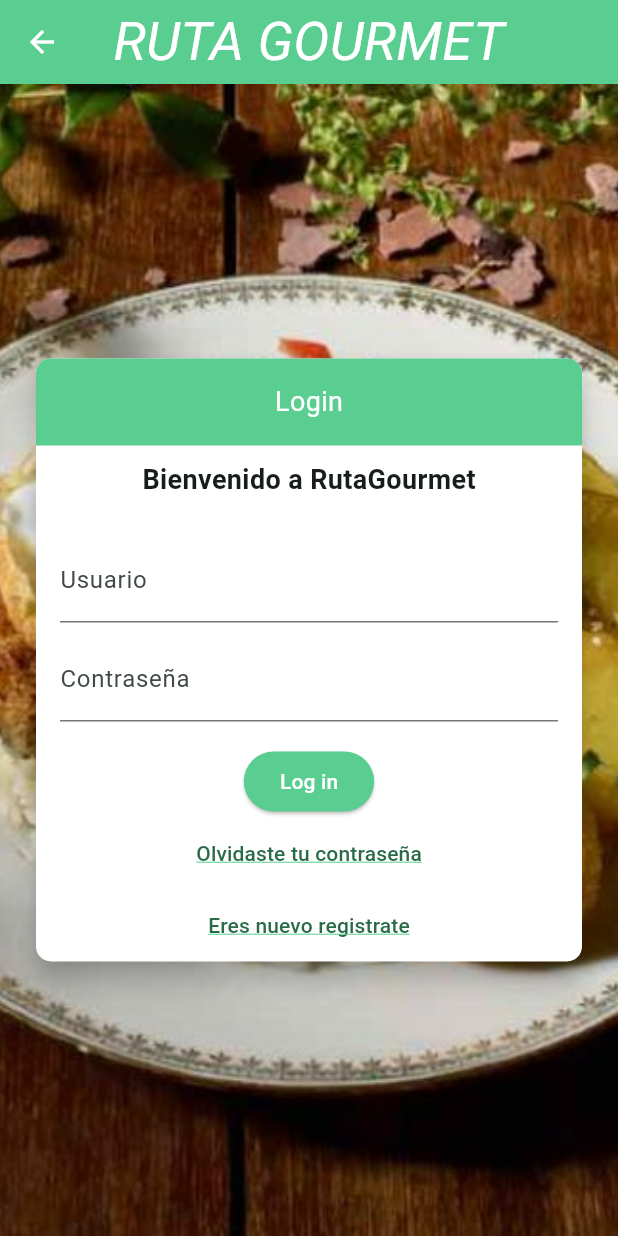
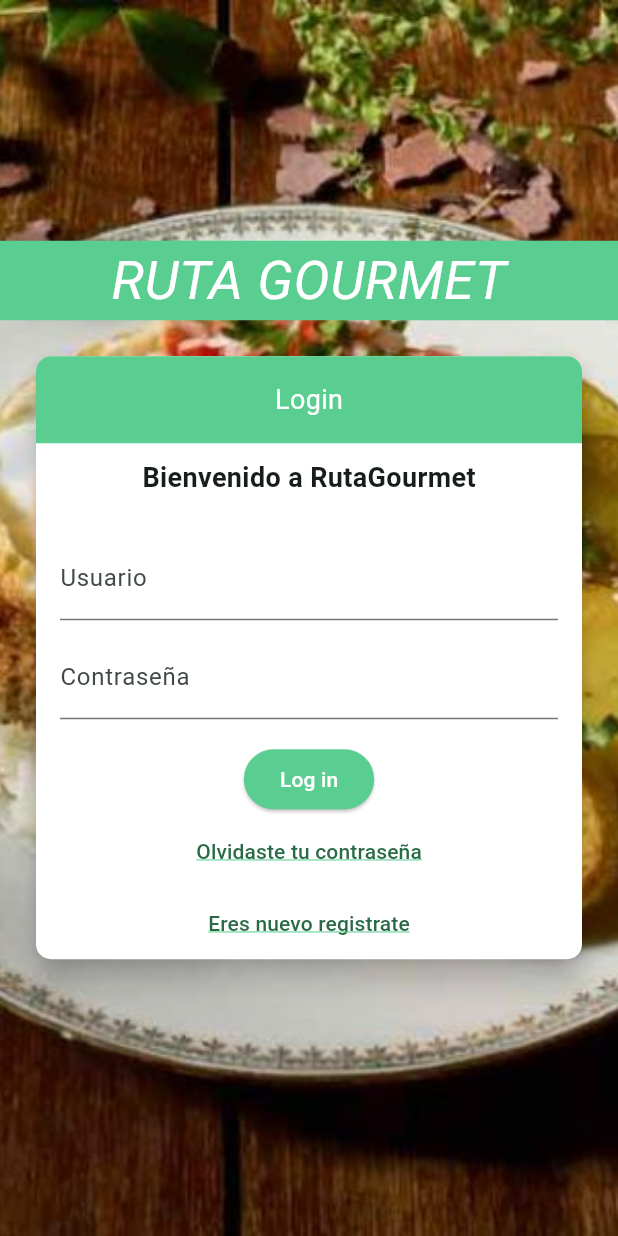
Before and after one commit to E-Doggo/movil_fixed, a Flutter app: the screen it shows after launch, after a tap on "Log In", on a phone screen of 412 x 824 dp. Run offline on Flutter 3.47's test engine with Material 3 defaults, Android fonts, the phone set to English and light mode, and no system bars; our stand-ins replace cloud_firestore, firebase_auth, firebase_core, flutter_bloc, flutter_dotenv, go_router; accounts and stored records are empty.

Commit message:
solving merge conflicts

```diff
--- a/lib/login/ui/login_builder.dart
+++ b/lib/login/ui/login_builder.dart
@@ -1,7 +1,6 @@
 import 'package:flutter/material.dart';
 import 'package:flutter_bloc/flutter_bloc.dart';
 import 'package:go_router/go_router.dart';
-import 'package:proyecto_progra_movil/app_bar.dart';
 import 'package:proyecto_progra_movil/login/bloc/login_bloc.dart';
 import 'package:proyecto_progra_movil/login/bloc/login_event.dart';
 import 'package:proyecto_progra_movil/login/bloc/login_state.dart';
@@ -155,18 +154,30 @@ class _LoginScreenNewState extends State<LoginScreenNew> {
     );
 
     return Scaffold(
-        appBar: const CustomAppBar(title: 'RUTA GOURMET'),
         body: Container(
       decoration: const BoxDecoration(
         image: DecorationImage(
-              image:
-                  AssetImage('assets/images/silpancho-background-homepage.jpg'),
+          image: AssetImage('assets/images/silpancho-background-homepage.jpg'),
           fit: BoxFit.cover,
         ),
       ),
       child: Column(
         mainAxisAlignment: MainAxisAlignment.center,
         children: [
+          Container(
+            color: const Color.fromARGB(255, 89, 206, 144), // Fondo verde
+            padding:
+                const EdgeInsets.symmetric(vertical: 1.0), // Ajustar espaciado
+            alignment: Alignment.center,
+            child: const Text(
+              'RUTA GOURMET',
+              style: TextStyle(
+                fontSize: 36.0,
+                fontStyle: FontStyle.italic,
+                color: Colors.white,
+              ),
+            ),
+          ),
           BlocBuilder<LoginBloc, LoginState>(
             builder: (context, state) {
               if (state is LoginWaiting) {
```
Lines whose indentation alone changed are shown as unchanged.
